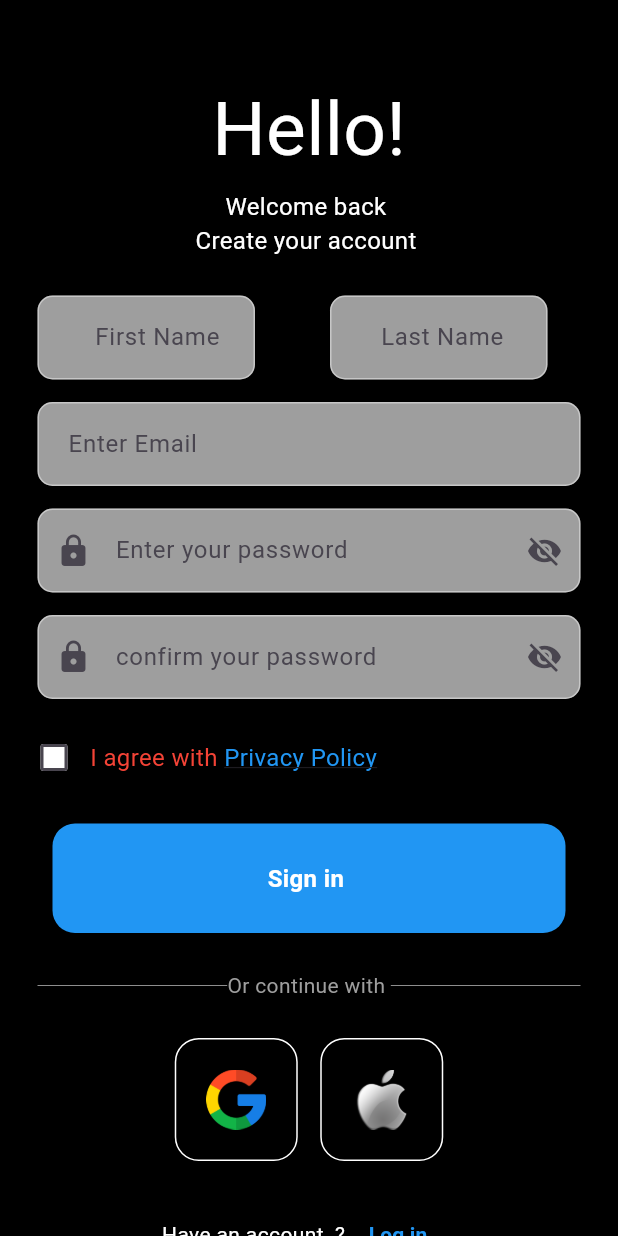
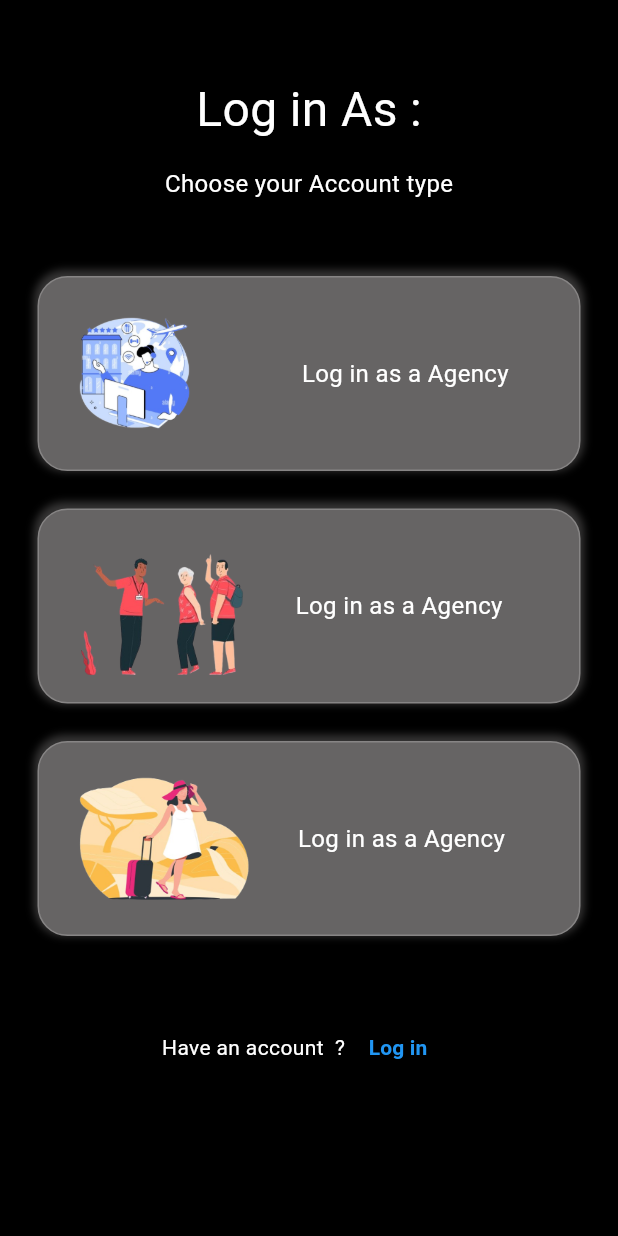
Before and after one commit to LinaDjebli/tourism_application, a Flutter app: the screen it shows after launch, on a phone screen of 412 x 824 dp. Run offline on Flutter 3.47's test engine with Material 3 defaults, Android fonts, the phone set to English and light mode, and no system bars; missing offline and left inert: dart:ffi.

Commit message:
choice page

```diff
--- /dev/null
+++ b/lib/LOginChoice.dart
@@ -0,0 +1,137 @@
+import 'dart:ffi';
+
+import 'package:flutter/material.dart';
+import 'package:tourism_application/loginpage/login.dart';
+
+class LoginChoice extends StatelessWidget {
+  const LoginChoice({super.key});
+
+  @override
+  Widget build(BuildContext context) {
+    // TODO: implement build
+    return Scaffold(
+        backgroundColor: Colors.black,
+        body: SafeArea(
+          child: Column(
+            children: [
+              SizedBox(height: 50),
+              Text(
+                "Log in As :",
+                style: TextStyle(
+                  color: Colors.white,
+                  fontSize: 32,
+                ),
+              ),
+              SizedBox(height: 15),
+              Text(
+                "Choose your Account type",
+                style: TextStyle(
+                  color: Colors.white,
+                  fontSize: 16,
+                ),
+              ),
+              SizedBox(
+                height: 50,
+              ),
+              choicebtn(
+                  imagepath:
+                      "lib/photos/travel-agent-abstract-concept-vector-illustration-2G4ME4R-removebg-preview.png",
+                  text: "             Log in as a Agency "),
+              SizedBox(
+                height: 25,
+              ),
+              choicebtn(
+                  imagepath:
+                      "lib/photos/1dfb2f7cfb76190864e718c9ce0f759c-removebg-preview.png",
+                  text: "Log in as a Agency "),
+              SizedBox(
+                height: 25,
+              ),
+              choicebtn(
+                  imagepath:
+                      "lib/photos/Girl-Traveling-Illustration-1-removebg-preview.png",
+                  text: "   Log in as a Agency "),
+              const SizedBox(
+                height: 50,
+              ),
+              Row(
+                mainAxisAlignment: MainAxisAlignment.center,
+                children: [
+                  Text(
+                    "Have an account  ? ",
+                    style: TextStyle(color: Colors.white),
+                  ),
+                  TextButton(
+                      onPressed: () {
+                        Navigator.push(
+                          context,
+                          MaterialPageRoute(builder: (context) => loginPage()),
+                        );
+                      },
+                      child: Text(
+                        "Log in  ",
+                        style: TextStyle(
+                            color: Colors.blue, fontWeight: FontWeight.bold),
+                      ))
+                ],
+              )
+            ],
+          ),
+        ));
+  }
+}
+
+class choicebtn extends StatelessWidget {
+  final String imagepath;
+  final String text;
+  const choicebtn({super.key, required this.imagepath, required this.text});
+  @override
+  Widget build(BuildContext context) {
+    // TODO: implement build
+    return Padding(
+      padding: EdgeInsets.symmetric(horizontal: 25.0),
+      child: Container(
+        padding: EdgeInsets.all(12),
+        decoration: BoxDecoration(
+          color: const Color.fromARGB(255, 102, 100, 100),
+          borderRadius: BorderRadius.circular(20),
+          border: Border.all(color: const Color.fromARGB(255, 135, 133, 133)),
+          boxShadow: [
+            BoxShadow(
+              color: Colors.black.withOpacity(0.2),
+              spreadRadius: 2,
+              blurRadius: 4,
+              offset: Offset(0, 2), // shadow direction: bottom
+            ),
+            BoxShadow(
+              color: Color.fromARGB(255, 108, 106, 106).withOpacity(0.5),
+              spreadRadius: 2,
+              blurRadius: 4,
+              offset: Offset(0, -2), // shadow direction: top
+            ),
+          ],
+        ),
+        child: Row(
+          children: [
+            Container(
+                padding: EdgeInsets.all(2),
+                decoration: BoxDecoration(
+                  borderRadius: BorderRadius.circular(16),
+                ),
+                child: Image.asset(
+                  imagepath,
+                  height: 100,
+                )),
+            SizedBox(
+              width: 5,
+            ),
+            Text(
+              text,
+              style: TextStyle(color: Colors.white, fontSize: 16),
+            )
+          ],
+        ),
+      ),
+    );
+  }
+}
--- a/lib/main.dart
+++ b/lib/main.dart
@@ -1,4 +1,5 @@
 import 'package:flutter/material.dart';
+import 'package:tourism_application/LOginChoice.dart';
 import 'package:tourism_application/Signuppage/Signup.dart';
 import 'package:tourism_application/loginpage/login.dart';
 import 'first_page.dart';
@@ -13,7 +14,7 @@
   Widget build(BuildContext context) {
     return MaterialApp(
       debugShowCheckedModeBanner: false,
-      home: SignupPage(),
+      home: LoginChoice(),
     );
   }
 }
```
Also changed, not shown: lib/photos/1dfb2f7cfb76190864e718c9ce0f759c-removebg-preview.png (added), lib/photos/4118011-removebg-preview.png (added), lib/photos/Girl-Traveling-Illustration-1-removebg-preview.png (added), lib/photos/pngtree-travel-agency-line-icon-vector-png-image_6696786.png (added), lib/photos/travel-agent-abstract-concept-vector-illustration-2G4ME4R-removebg-preview.png (added).
